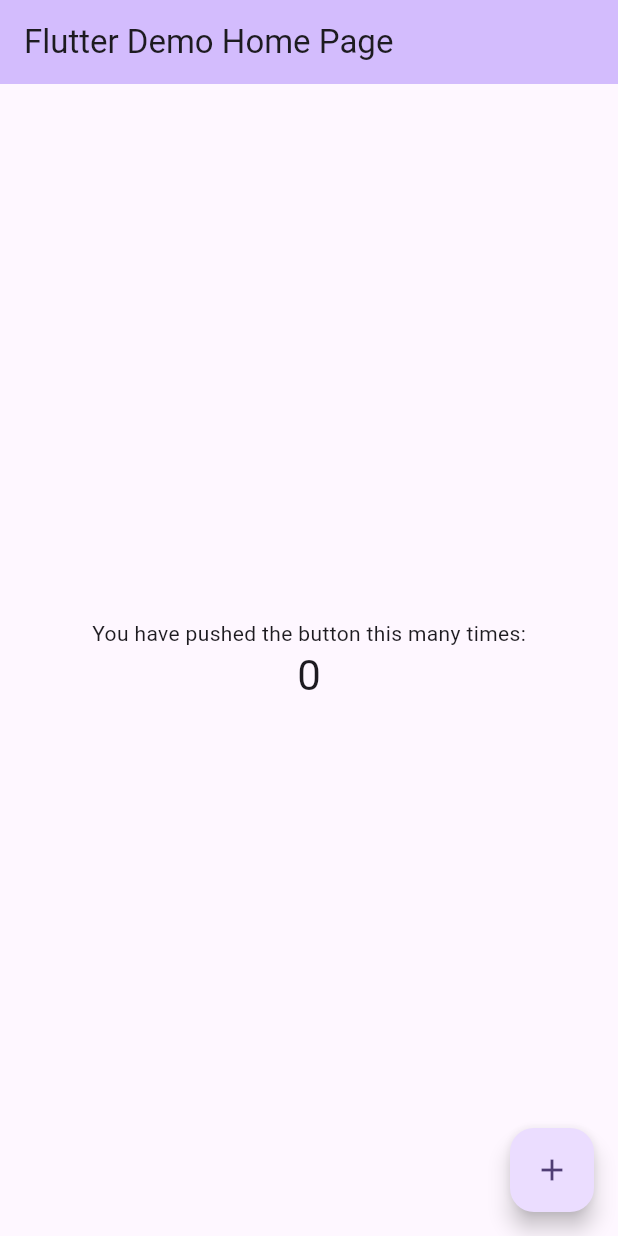
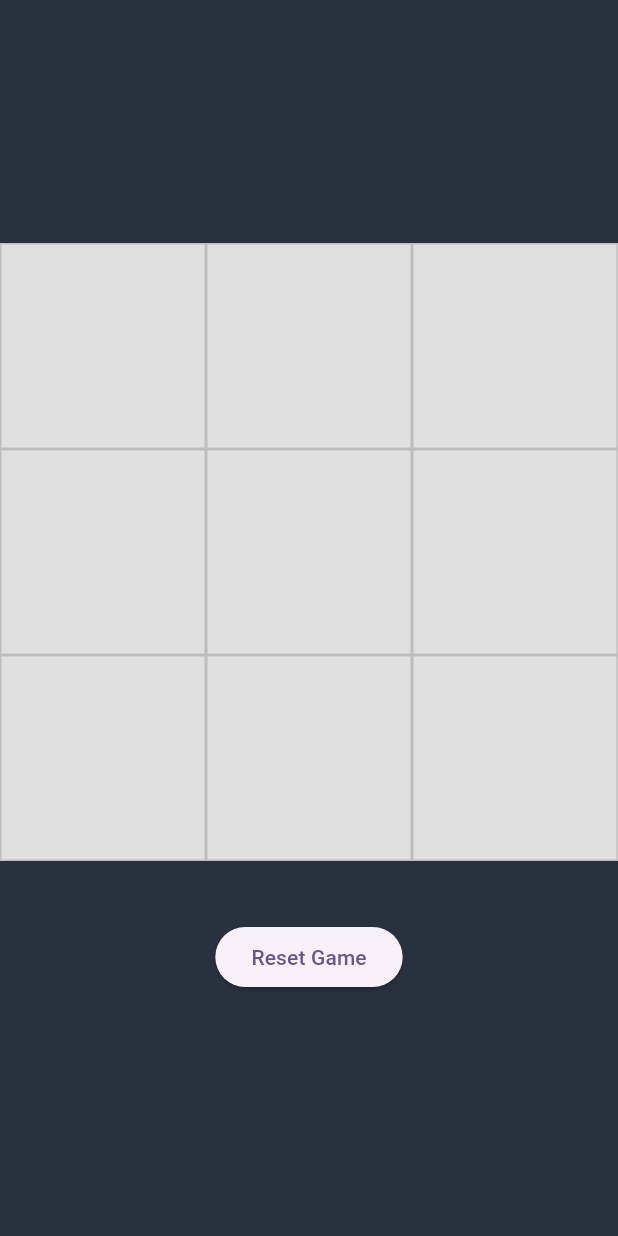
Before and after one commit to SouhailKrs/Flutter-Tic-Tac-Toe, a Flutter app: the screen it shows after launch, on a phone screen of 412 x 824 dp. Run offline on Flutter 3.47's test engine with Material 2 defaults, Android fonts, the phone set to English and light mode, and no system bars.

Commit message:
game logic built

```diff
--- a/lib/main.dart
+++ b/lib/main.dart
@@ -1,4 +1,5 @@
 import 'package:flutter/material.dart';
+import 'package:flutter_tic_tac_toe/screens/game_screen.dart';
 
 void main() {
   runApp(const MyApp());
@@ -12,114 +13,13 @@ class MyApp extends StatelessWidget {
   Widget build(BuildContext context) {
     return MaterialApp(
       title: 'Flutter Demo',
+      debugShowCheckedModeBanner: false,
       theme: ThemeData(
-        // This is the theme of your application.
-        //
-        // TRY THIS: Try running your application with "flutter run". You'll see
-        // the application has a blue toolbar. Then, without quitting the app,
-        // try changing the seedColor in the colorScheme below to Colors.green
-        // and then invoke "hot reload" (save your changes or press the "hot
-        // reload" button in a Flutter-supported IDE, or press "r" if you used
-        // the command line to start the app).
-        //
-        // Notice that the counter didn't reset back to zero; the application
-        // state is not lost during the reload. To reset the state, use hot
-        // restart instead.
-        //
-        // This works for code too, not just values: Most code changes can be
-        // tested with just a hot reload.
+
         colorScheme: ColorScheme.fromSeed(seedColor: Colors.deepPurple),
         useMaterial3: true,
       ),
-      home: const MyHomePage(title: 'Flutter Demo Home Page'),
+      home: const GameScreen(),
     );
   }
 }
-
-class MyHomePage extends StatefulWidget {
-  const MyHomePage({super.key, required this.title});
-
-  // This widget is the home page of your application. It is stateful, meaning
-  // that it has a State object (defined below) that contains fields that affect
-  // how it looks.
-
-  // This class is the configuration for the state. It holds the values (in this
-  // case the title) provided by the parent (in this case the App widget) and
-  // used by the build method of the State. Fields in a Widget subclass are
-  // always marked "final".
-
-  final String title;
-
-  @override
-  State<MyHomePage> createState() => _MyHomePageState();
-}
-
-class _MyHomePageState extends State<MyHomePage> {
-  int _counter = 0;
-
-  void _incrementCounter() {
-    setState(() {
-      // This call to setState tells the Flutter framework that something has
-      // changed in this State, which causes it to rerun the build method below
-      // so that the display can reflect the updated values. If we changed
-      // _counter without calling setState(), then the build method would not be
-      // called again, and so nothing would appear to happen.
-      _counter++;
-    });
-  }
-
-  @override
-  Widget build(BuildContext context) {
-    // This method is rerun every time setState is called, for instance as done
-    // by the _incrementCounter method above.
-    //
-    // The Flutter framework has been optimized to make rerunning build methods
-    // fast, so that you can just rebuild anything that needs updating rather
-    // than having to individually change instances of widgets.
-    return Scaffold(
-      appBar: AppBar(
-        // TRY THIS: Try changing the color here to a specific color (to
-        // Colors.amber, perhaps?) and trigger a hot reload to see the AppBar
-        // change color while the other colors stay the same.
-        backgroundColor: Theme.of(context).colorScheme.inversePrimary,
-        // Here we take the value from the MyHomePage object that was created by
-        // the App.build method, and use it to set our appbar title.
-        title: Text(widget.title),
-      ),
-      body: Center(
-        // Center is a layout widget. It takes a single child and positions it
-        // in the middle of the parent.
-        child: Column(
-          // Column is also a layout widget. It takes a list of children and
-          // arranges them vertically. By default, it sizes itself to fit its
-          // children horizontally, and tries to be as tall as its parent.
-          //
-          // Column has various properties to control how it sizes itself and
-          // how it positions its children. Here we use mainAxisAlignment to
-          // center the children vertically; the main axis here is the vertical
-          // axis because Columns are vertical (the cross axis would be
-          // horizontal).
-          //
-          // TRY THIS: Invoke "debug painting" (choose the "Toggle Debug Paint"
-          // action in the IDE, or press "p" in the console), to see the
-          // wireframe for each widget.
-          mainAxisAlignment: MainAxisAlignment.center,
-          children: <Widget>[
-            const Text(
-              'You have pushed the button this many times:',
-            ),
-            Text(
-              '$_counter',
-              style: Theme.of(context).textTheme.headlineMedium,
-            ),
-          ],
-        ),
-      ),
-      floatingActionButton: FloatingActionButton(
-        onPressed: _incrementCounter,
-        tooltip: 'Increment',
-        child: const Icon(Icons.add),
-      ), // This trailing comma makes auto-formatting nicer for build methods.
-    );
-  }
-}
--- /dev/null
+++ b/lib/screens/game_screen.dart
@@ -0,0 +1,125 @@
+
+import 'package:flutter/material.dart';
+class GameScreen extends StatefulWidget {
+
+
+
+
+  const GameScreen({Key? key}) : super(key: key);
+
+  @override
+  _GameScreenState createState() => _GameScreenState();
+}
+
+class _GameScreenState extends State<GameScreen> {
+  List<List<String>> board = List.generate(3, (_) => List.filled(3, ''));
+  String currentPlayer = 'X';
+
+  void _onCellTap(int row, int col) {
+    if (board[row][col].isEmpty) {
+      setState(() {
+        board[row][col] = currentPlayer;
+        currentPlayer = currentPlayer == 'X' ? 'O' : 'X';
+      });
+    }
+  }
+
+  bool _checkWin(String player) {
+    // Check rows, columns, and diagonals for a win
+    for (int i = 0; i < 3; i++) {
+      if (board[i][0] == player && board[i][1] == player && board[i][2] == player) {
+        return true; // Row win
+      }
+      if (board[0][i] == player && board[1][i] == player && board[2][i] == player) {
+        return true; // Column win
+      }
+    }
+    if (board[0][0] == player && board[1][1] == player && board[2][2] == player) {
+      return true;
+    }
+    if (board[0][2] == player && board[1][1] == player && board[2][0] == player) {
+      return true;
+    }
+    return false;
+  }
+
+  bool _checkDraw() {
+
+    for (int i = 0; i < 3; i++) {
+      for (int j = 0; j < 3; j++) {
+        if (board[i][j].isEmpty) {
+          return false;
+        }
+      }
+    }
+    return true;
+  }
+
+  void _resetGame() {
+    setState(() {
+      board = List.generate(3, (_) => List.filled(3, ''));
+      currentPlayer = 'X';
+    });
+  }
+
+  @override
+  Widget build(BuildContext context) {
+    return Scaffold(
+backgroundColor: const Color(0xff28313D),
+      body: Column(
+        mainAxisAlignment: MainAxisAlignment.center,
+        children: [
+          Container(
+            color: Colors.grey[300],
+            child: GridView.builder(
+
+              shrinkWrap: true,
+              gridDelegate: const SliverGridDelegateWithFixedCrossAxisCount(
+                crossAxisCount: 3,
+              ),
+              itemBuilder: (context, index) {
+                int row = index ~/ 3;
+                int col = index % 3;
+
+                return GestureDetector(
+
+                  onTap: () => _onCellTap(row, col),
+                  child: Container(
+                    decoration: BoxDecoration(
+                      border: Border.all(color: Colors.grey[400]!),
+                    ),
+                    child: Center(
+                      child: Text(
+                        board[row][col],
+                        style: TextStyle(
+                          fontSize: 40,
+                          fontWeight: FontWeight.bold,
+                          color: board[row][col] == 'X' ? Color(0xff28313D) : Color(0xffaf73fd),
+                        ),
+                      ),
+
+                    ),
+                  ),
+                );
+
+              },
+              itemCount: 9,
+            ),
+          ),
+          const SizedBox(height: 20),
+          if (_checkWin('X'))
+            const Text('Player X wins!', style: TextStyle(fontSize: 24, fontWeight: FontWeight.bold)),
+          if (_checkWin('O'))
+            const Text('Player O wins!', style: TextStyle(fontSize: 24, fontWeight: FontWeight.bold)),
+          if (!_checkWin('X') && !_checkWin('O') && _checkDraw())
+            const Text('It\'s a draw!', style: TextStyle(fontSize: 24, fontWeight: FontWeight.bold)),
+          const SizedBox(height: 20),
+          ElevatedButton(
+            onPressed: _resetGame,
+            child: const Text('Reset Game'),
+          ),
+        ],
+      ),
+    );
+  }
+}
```
